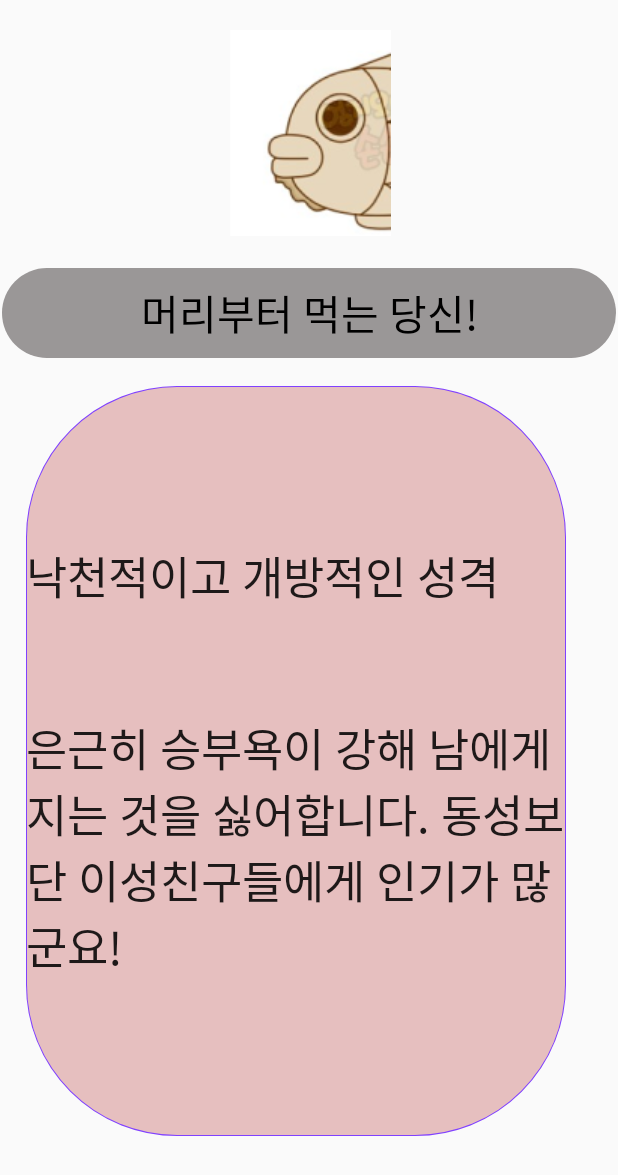
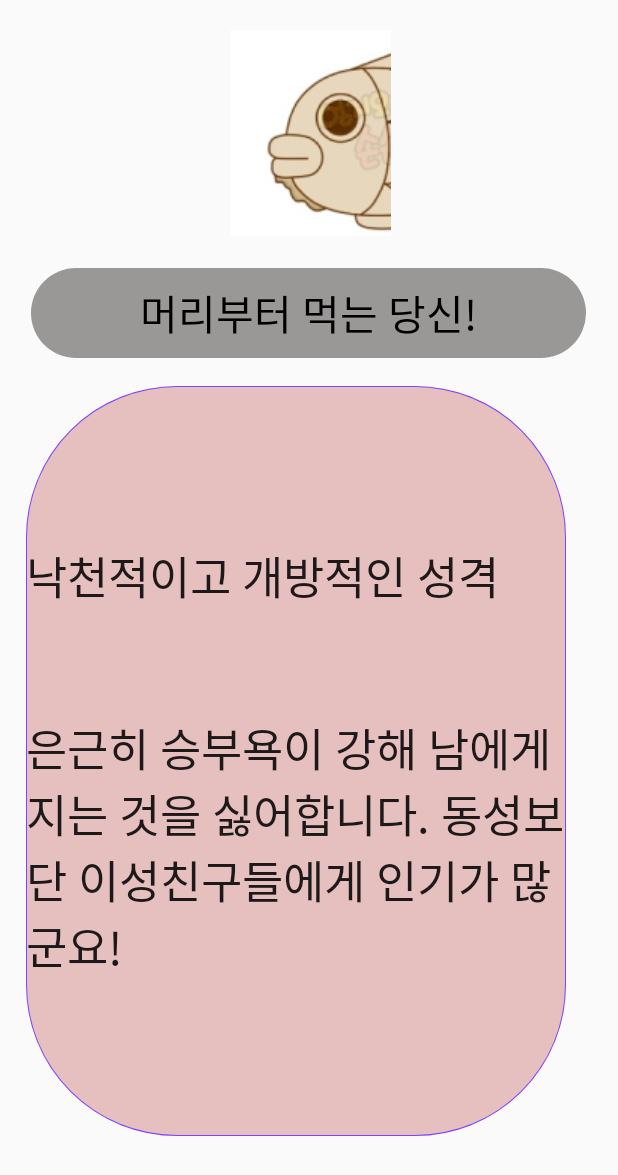
Before and after one commit to chaehyeon7/Java_Project, an Android app: the layout activity_type1.xml on its own in the app's theme, with its tools: preview values and no code run, on a phone screen of 412 x 824 dp. Shown: the top 1175 px of the screen. Run offline under Robolectric (Android 15) with nearby library versions, the phone set to English and light mode, and no system bars.

Commit message:
레이아웃 수정

```diff
--- a/app/src/main/res/layout/activity_type1.xml
+++ b/app/src/main/res/layout/activity_type1.xml
@@ -16,9 +16,10 @@
 
 <!-- 머리부터 먹는 당신 타이틀-->
     <Button
-        android:layout_width="match_parent"
+        android:layout_width="370dp"
         android:layout_height="60dp"
         android:layout_margin="1dp"
+        android:layout_gravity="center"
         android:background="@drawable/button_background"
         android:text="머리부터 먹는 당신!"
         android:textColor="#000000"
```
